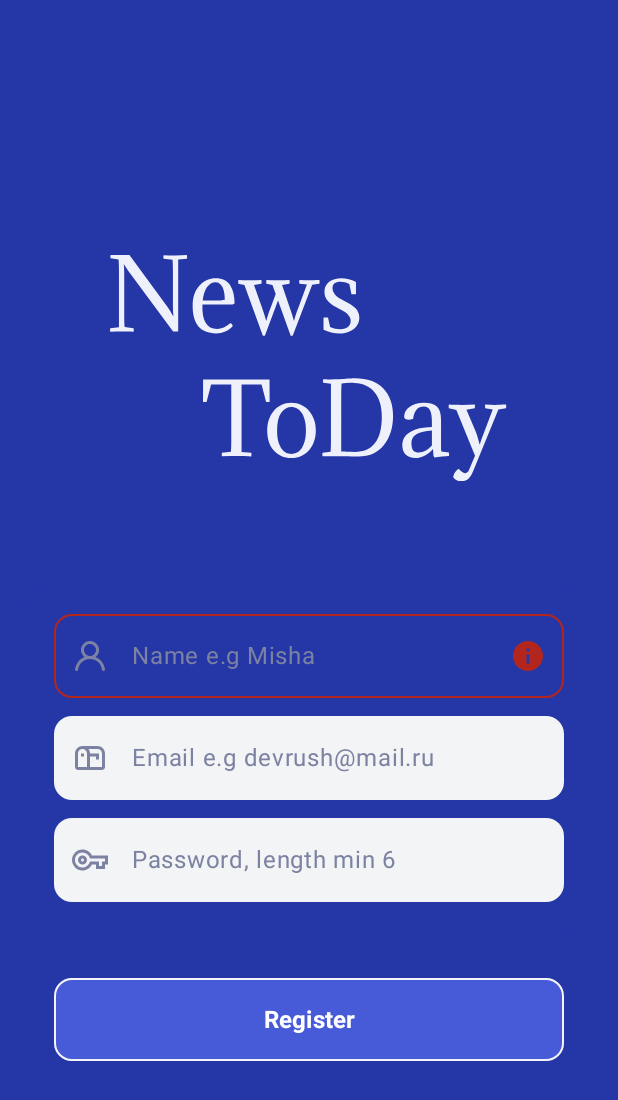
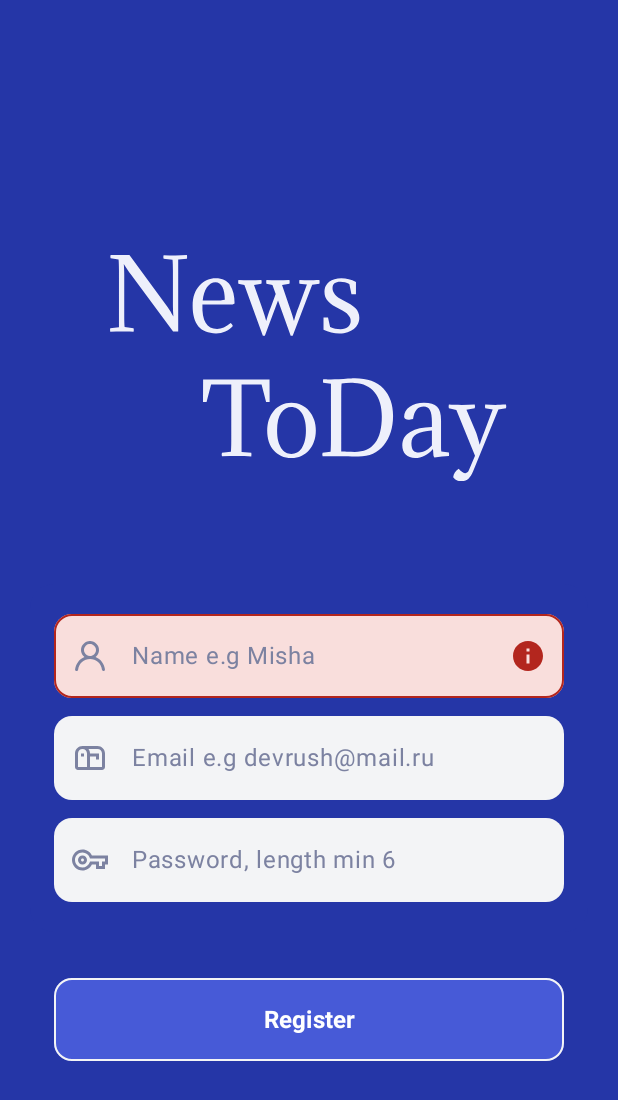
Before and after one commit to MichaelPNZ/NewsToDay, an Android app built with Jetpack Compose: the screen it shows after launch (MainActivity), after a tap on "Register", on a phone screen of 412 x 824 dp. Shown: the top 1100 px of the screen. Run offline under Robolectric (Android 15) with nearby library versions, the phone set to English and light mode, and no system bars; our stand-ins replace Dagger/Hilt's generated code, Firebase (no records; nobody signed in at launch, a user with empty details on screens opened directly), Room's generated code; Roboto replaces fonts that are not available here; 3 other taps on this screen came first.

Commit message:
сделал свой вариант проверки поля на валидность

```diff
--- a/app/src/main/java/com/example/newstoday/presentation/theme/login_screen/LoginScreen.kt
+++ b/app/src/main/java/com/example/newstoday/presentation/theme/login_screen/LoginScreen.kt
@@ -307,7 +307,8 @@ fun Register(
         OutlinedTextField(
             value = nameQuery,
             onValueChange = { nameQuery = it
-                            isErrorName =false},
+                isErrorName = nameQuery.isNotEmpty() && nameQuery.first().isLowerCase()
+            },
             singleLine = true,
             modifier = Modifier
                 .fillMaxWidth(),
@@ -329,7 +330,7 @@ fun Register(
                 focusedContainerColor = GreyLighter,
                 unfocusedContainerColor = GreyLighter,
                 disabledContainerColor = GreyLighter,
-                errorContainerColor = Color.Transparent,
+                errorContainerColor = MaterialTheme.colorScheme.errorContainer,
                 focusedBorderColor = Color.Transparent,
                 unfocusedBorderColor = Color.Transparent,
             )
```
